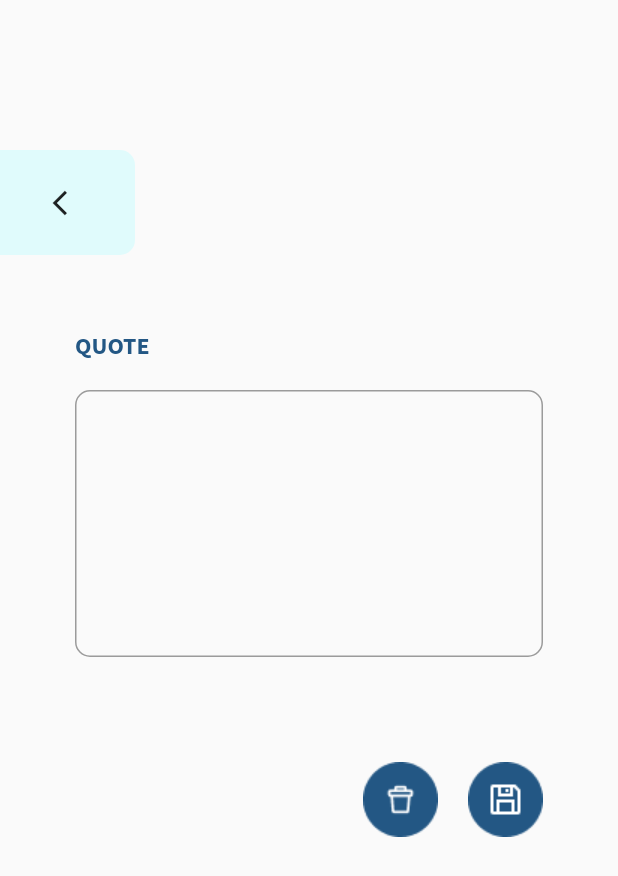
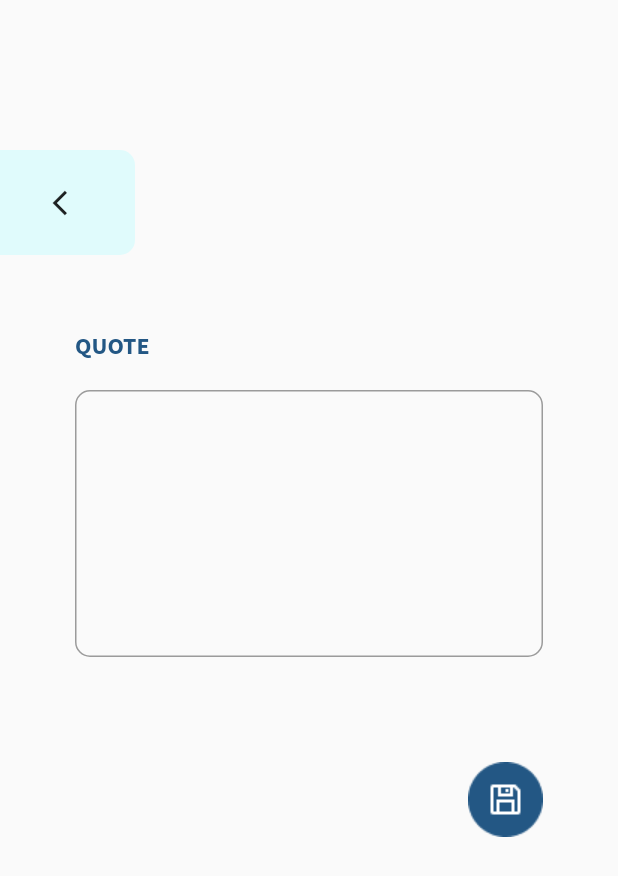
Before and after one commit to iMaro40/CS192_S2_Group5, a Flutter app: the EditQuote screen opened directly, on a phone screen of 412 x 824 dp. Shown: the top 876 px of the screen. Run offline on Flutter 3.47's test engine with Material 2 defaults, Android fonts, the phone set to English and light mode, and no system bars; our stand-ins replace cloud_firestore, firebase_auth, firebase_core, ionicons, table_calendar; missing offline and left inert: dart:ffi; accounts and stored records are empty.

Commit message:
remove trash icon in edit_quote view + adjust spacing in view_event view

```diff
--- a/lib/views/calendar/view_event.dart
+++ b/lib/views/calendar/view_event.dart
@@ -259,7 +259,8 @@ class _ViewEvent extends State<ViewEvent> {
                         });
                       }
                     ),
-                    SizedBox(width: 20),
+                    SizedBox(height: MediaQuery.of(context).size.height * 0.2),
+                    // SizedBox(width: 20),
                     // _loading ? CircularProgressIndicator() :
                     // SmallButton(
                     //   height: 50,
--- a/lib/views/quote/edit_quote.dart
+++ b/lib/views/quote/edit_quote.dart
@@ -77,11 +77,6 @@ class _EditQuote extends State<EditQuote> {
                 child: Row(
                   mainAxisAlignment: MainAxisAlignment.end,
                   children: [
-                    SmallButton(
-                      height: 50,
-                      width: 50,
-                      image: 'assets/icons/trash_icon.png'
-                    ),
                     SizedBox(width: 20),
                     _loading ? CircularProgressIndicator() :
                     SmallButton(
```
